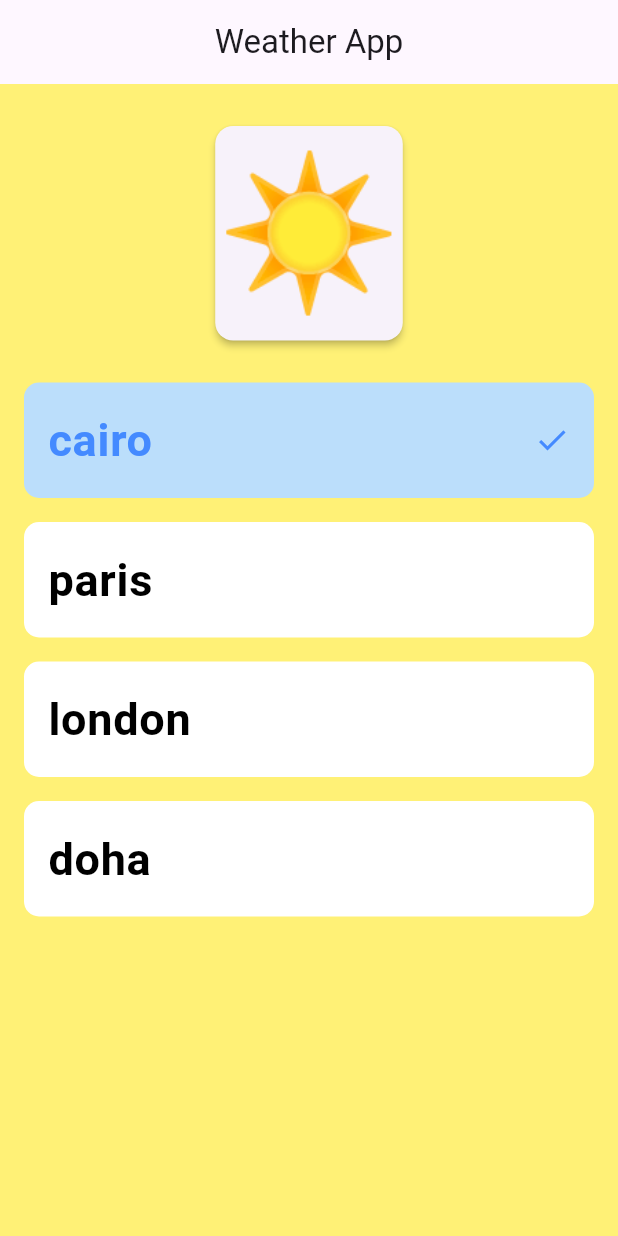
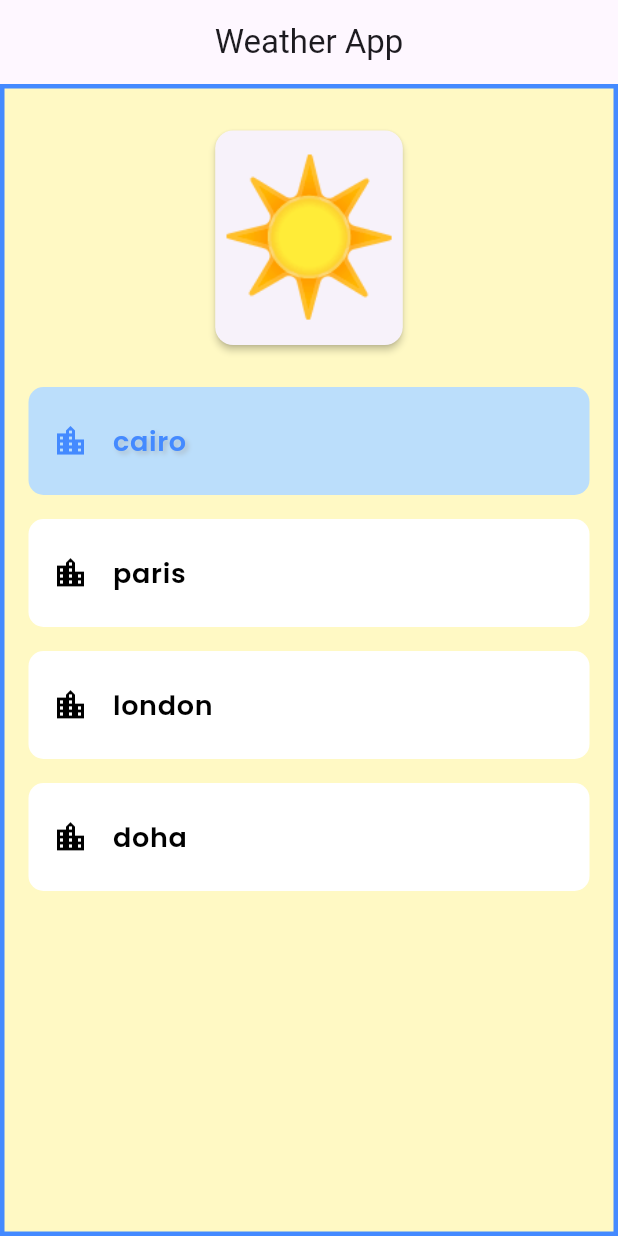
Before and after one commit to AmrIbrahim22/city_weather, a Flutter app: the screen it shows after launch, after a tap on "cairo", on a phone screen of 412 x 824 dp. Run offline on Flutter 3.47's test engine with Material 3 defaults, Android fonts, the phone set to English and light mode, and no system bars; our stand-ins replace google_fonts, hooks_riverpod.

Commit message:
enhance design

```diff
--- a/lib/main.dart
+++ b/lib/main.dart
@@ -1,4 +1,5 @@
 import 'package:flutter/material.dart';
+import 'package:google_fonts/google_fonts.dart';
 import 'package:hooks_riverpod/hooks_riverpod.dart';
 import 'package:weather_riverpod_demo/city.dart';
 import 'package:weather_riverpod_demo/service.dart';
@@ -12,11 +13,10 @@ class MainApp extends ConsumerWidget {
 
   @override
   Widget build(BuildContext context, WidgetRef ref) {
-    final theme = ref.watch(themeProvider);
+    final theme = ref.watch(themeNotifierProvider);
 
     return MaterialApp(
       theme: theme,
-      debugShowCheckedModeBanner: false,
       home: const HomePage(),
     );
   }
@@ -31,15 +31,34 @@ class HomePage extends ConsumerWidget {
     final selectedCity = ref.watch(currentCityProvider);
 
     return Scaffold(
-        appBar: AppBar(
-          title: const Text("Weather App"),
-          centerTitle: true,
+      appBar: AppBar(
+        title: const Text("Weather App"),
+        centerTitle: true,
+      ),
+      body: Container(
+        decoration: BoxDecoration(
+          border: Border.all(
+            color: Colors.blueAccent,
+            width: 3,
+          ),
         ),
-        body: Padding(
+        child: Padding(
           padding: const EdgeInsets.all(8.0),
           child: Column(
             children: [
-              if (selectedCity != null)
+              if (selectedCity == null)
+                const Expanded(
+                  child: Center(
+                    child: Card(
+                      elevation: 2,
+                      child: Text(
+                        "🤷‍♀️", // Shrug emoji
+                        style: TextStyle(fontSize: 100),
+                      ),
+                    ),
+                  ),
+                )
+              else if (selectedCity != null)
                 Padding(
                   padding: const EdgeInsets.all(16.0),
                   child: Center(
@@ -49,7 +68,6 @@ class HomePage extends ConsumerWidget {
                         child: Text(
                           emoji,
                           style: const TextStyle(fontSize: 100),
-                          textAlign: TextAlign.center,
                         ),
                       ),
                       error: (error, stack) => const Text(
@@ -81,20 +99,29 @@ class HomePage extends ConsumerWidget {
                       child: Padding(
                         padding: const EdgeInsets.all(8.0),
                         child: ListTile(
+                          leading: Icon(Icons.location_city,
+                              color: isSelectedCity
+                                  ? Colors.blueAccent
+                                  : Colors.black),
                           title: Text(
                             city.name,
-                            style: TextStyle(
-                              fontSize: 30,
-                              fontWeight: FontWeight.bold,
+                            style: GoogleFonts.poppins(
+                              fontSize: 18,
+                              fontWeight: FontWeight.w600,
                               color: isSelectedCity
                                   ? Colors.blueAccent
                                   : Colors.black,
+                              shadows: isSelectedCity
+                                  ? [
+                                      Shadow(
+                                        blurRadius: 4.0,
+                                        color: Colors.grey.withOpacity(0.5),
+                                        offset: Offset(2.0, 2.0),
+                                      ),
+                                    ]
+                                  : null,
                             ),
                           ),
-                          trailing: isSelectedCity
-                              ? const Icon(Icons.check,
-                                  color: Colors.blueAccent)
-                              : null,
                           tileColor:
                               isSelectedCity ? Colors.blue[100] : Colors.white,
                           shape: RoundedRectangleBorder(
@@ -102,7 +129,9 @@ class HomePage extends ConsumerWidget {
                           ),
                           onTap: () {
                             ref.read(currentCityProvider.notifier).state = city;
-                            ref.refresh(themeProvider);
+                            ref
+                                .read(themeNotifierProvider.notifier)
+                                .updateTheme(city); // Update the theme
                           },
                           contentPadding: const EdgeInsets.symmetric(
                             horizontal: 16.0,
@@ -116,7 +145,9 @@ class HomePage extends ConsumerWidget {
               ),
             ],
           ),
-        ));
+        ),
+      ),
+    );
   }
 }
 
--- a/lib/service.dart
+++ b/lib/service.dart
@@ -17,7 +17,6 @@ Future<WeatherEmoji> getCityWeather(City city) {
   );
 }
 
-// ui will read from amd write to amd could be changed by ui like button or textfield
 final currentCityProvider = StateProvider<City?>((ref) => null);
 
 final weatherProvider = FutureProvider<WeatherEmoji>((ref) {
@@ -28,34 +27,51 @@ final weatherProvider = FutureProvider<WeatherEmoji>((ref) {
     return "🤷‍♀️";
   }
 });
-final themeProvider = Provider<ThemeData>((ref) {
-  final city = ref.watch(currentCityProvider.notifier).state;
-  return _getTheme(city);
-});
 
-ThemeData _getTheme(City? city) {
+class ThemeNotifier extends StateNotifier<ThemeData> {
+  ThemeNotifier() : super(_defaultTheme);
+
+  static final ThemeData _defaultTheme = ThemeData.light().copyWith(
+    primaryColor: Colors.blue,
+    scaffoldBackgroundColor: Colors.blue[50], // Blue sky color
+  );
+
+  void updateTheme(City? city) {
+    state = _getTheme(city);
+  }
+
+  static ThemeData _getTheme(City? city) {
     switch (city) {
       case City.cairo:
         return ThemeData.light().copyWith(
           primaryColor: Colors.orangeAccent,
-        scaffoldBackgroundColor: Colors.yellow[300],
-      ); // Light theme for sunny weather
+          scaffoldBackgroundColor: Colors.yellow[100],
+        );
       case City.london:
         return ThemeData.dark().copyWith(
           primaryColor: Colors.blueGrey,
           scaffoldBackgroundColor: Colors.blueGrey[900],
-      ); // Dark theme for rainy weather
+        );
       case City.paris:
         return ThemeData.light().copyWith(
           primaryColor: Colors.pinkAccent,
           scaffoldBackgroundColor: Colors.pink[50],
-      ); // Light theme for rainbow weather
+        );
       case City.doha:
         return ThemeData.dark().copyWith(
           primaryColor: Colors.redAccent,
           scaffoldBackgroundColor: Colors.red[900],
-      ); // Dark theme for hot weather
+        );
       default:
-      return ThemeData.light(); // Default light theme
+        return _defaultTheme; // Default theme for when no city is selected
     }
   }
+}
+
+final themeNotifierProvider =
+    StateNotifierProvider<ThemeNotifier, ThemeData>((ref) {
+  final city = ref.watch(currentCityProvider.notifier).state;
+  final notifier = ThemeNotifier();
+  notifier.updateTheme(city); // Initial theme setup
+  return notifier;
+});
```
Lines whose indentation alone changed are shown as unchanged.
